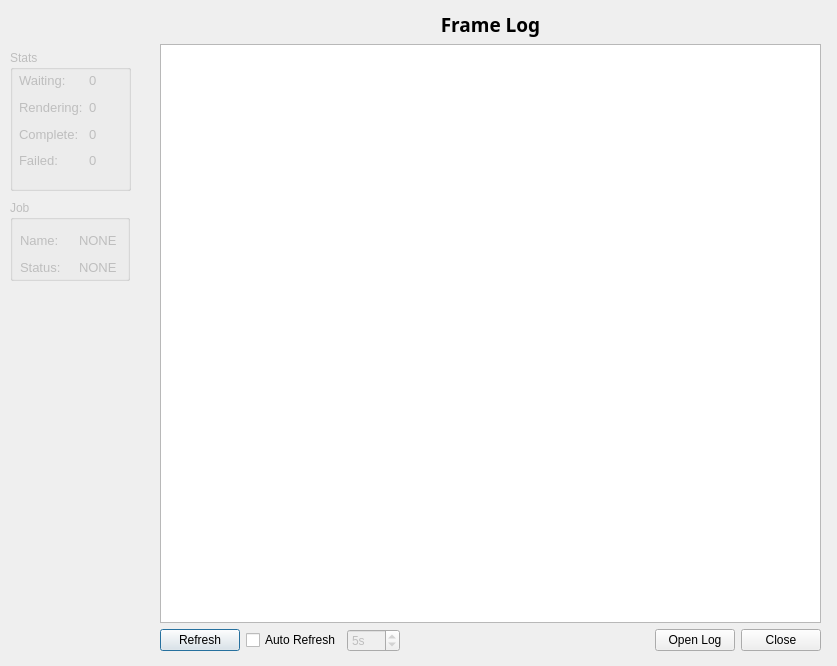
opalmer/pyfarm, file QtDesigner/JobDetails.ui: the form before one commit.
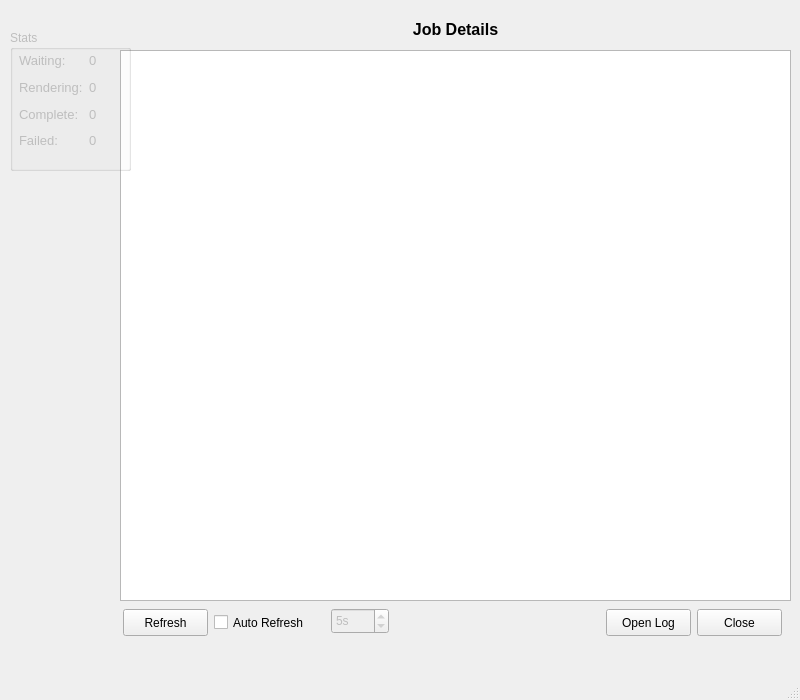
The form after the commit.

Commit message: -Changed layout of JobDetails, widget can now be resized -Changed layout of LogViewer, widget can now be resized -Removed old JobDetails and LogViewer code from CustomWidgets -Began plan on moving log system from memory based to disc based

Patch:
```diff
--- a/QtDesigner/JobDetails.ui
+++ b/QtDesigner/JobDetails.ui
@@ -1,110 +1,54 @@
 <ui version="4.0" >
  <class>JobDetails</class>
- <widget class="QDialog" name="JobDetails" >
-  <property name="geometry" >
+ <widget class="QMainWindow" name="JobDetails">
+  <property name="geometry">
    <rect>
     <x>0</x>
     <y>0</y>
-    <width>837</width>
-    <height>666</height>
+    <width>800</width>
+    <height>700</height>
    </rect>
   </property>
   <property name="windowTitle" >
    <string>Job Details</string>
   </property>
-  <widget class="QGroupBox" name="jobGroupBox" >
-   <property name="enabled" >
-    <bool>false</bool>
-   </property>
-   <property name="geometry" >
+  <widget class="QWidget" name="centralwidget">
+   <widget class="QTableView" name="frameTable">
+    <property name="geometry">
     <rect>
-     <x>10</x>
-     <y>200</y>
-     <width>120</width>
-     <height>81</height>
-    </rect>
-   </property>
-   <property name="title" >
-    <string>Job</string>
-   </property>
-   <widget class="QWidget" name="layoutWidget" >
-    <property name="geometry" >
-     <rect>
-      <x>10</x>
-      <y>30</y>
-      <width>111</width>
-      <height>48</height>
-     </rect>
-    </property>
-    <layout class="QGridLayout" >
-     <item row="0" column="0" >
-      <widget class="QLabel" name="jobDetails_job_status_label" >
-       <property name="font" >
-        <font>
-         <pointsize>10</pointsize>
-        </font>
-       </property>
-       <property name="text" >
-        <string>Name:</string>
-       </property>
-      </widget>
-     </item>
-     <item row="0" column="1" >
-      <widget class="QLabel" name="jobDetails_job_name" >
-       <property name="font" >
-        <font>
-         <pointsize>10</pointsize>
-        </font>
-       </property>
-       <property name="text" >
-        <string>NONE</string>
-       </property>
-      </widget>
-     </item>
-     <item row="1" column="0" >
-      <widget class="QLabel" name="jobDetails_job_name_label" >
-       <property name="font" >
-        <font>
-         <pointsize>10</pointsize>
-        </font>
-       </property>
-       <property name="text" >
-        <string>Status:</string>
-       </property>
-      </widget>
-     </item>
-     <item row="1" column="1" >
-      <widget class="QLabel" name="jobDetails_job_status" >
-       <property name="font" >
-        <font>
-         <pointsize>10</pointsize>
-        </font>
-       </property>
-       <property name="text" >
-        <string>NONE</string>
-       </property>
-      </widget>
-     </item>
-    </layout>
-   </widget>
-  </widget>
-  <widget class="QGroupBox" name="groupBox_2" >
-   <property name="enabled" >
-    <bool>false</bool>
-   </property>
-   <property name="geometry" >
-    <rect>
-     <x>10</x>
+      <x>120</x>
      <y>50</y>
+      <width>671</width>
+      <height>551</height>
+     </rect>
+    </property>
+    <property name="editTriggers">
+     <set>QAbstractItemView::NoEditTriggers</set>
+    </property>
+    <property name="selectionMode">
+     <enum>QAbstractItemView::SingleSelection</enum>
+    </property>
+    <property name="selectionBehavior">
+     <enum>QAbstractItemView::SelectRows</enum>
+    </property>
+   </widget>
+   <widget class="QGroupBox" name="stats">
+    <property name="enabled">
+     <bool>false</bool>
+    </property>
+    <property name="geometry">
+     <rect>
+      <x>10</x>
+      <y>30</y>
      <width>121</width>
      <height>141</height>
     </rect>
    </property>
-   <property name="title" >
+    <property name="title">
     <string>Stats</string>
    </property>
-   <widget class="QWidget" name="layoutWidget_2" >
-    <property name="geometry" >
+    <widget class="QWidget" name="layoutWidget_2">
+     <property name="geometry">
      <rect>
       <x>9</x>
       <y>20</y>
@@ -112,10 +56,10 @@
       <height>101</height>
      </rect>
     </property>
-    <layout class="QGridLayout" >
-     <item row="0" column="0" >
-      <widget class="QLabel" name="label_44" >
-       <property name="font" >
+     <layout class="QGridLayout">
+      <item row="0" column="0">
+       <widget class="QLabel" name="label_44">
+        <property name="font">
         <font>
          <pointsize>10</pointsize>
          <weight>50</weight>
@@ -127,9 +71,9 @@
        </property>
       </widget>
      </item>
-     <item row="0" column="1" >
-      <widget class="QLabel" name="jobs_frames_waiting" >
-       <property name="font" >
+      <item row="0" column="1">
+       <widget class="QLabel" name="jobs_frames_waiting">
+        <property name="font">
         <font>
          <pointsize>10</pointsize>
         </font>
@@ -139,9 +83,9 @@
        </property>
       </widget>
      </item>
-     <item row="1" column="0" >
-      <widget class="QLabel" name="label_28" >
-       <property name="font" >
+      <item row="1" column="0">
+       <widget class="QLabel" name="label_28">
+        <property name="font">
         <font>
          <pointsize>10</pointsize>
          <weight>50</weight>
@@ -153,9 +97,9 @@
        </property>
       </widget>
      </item>
-     <item row="1" column="1" >
-      <widget class="QLabel" name="jobs_frames_rendering" >
-       <property name="font" >
+      <item row="1" column="1">
+       <widget class="QLabel" name="jobs_frames_rendering">
+        <property name="font">
         <font>
          <pointsize>10</pointsize>
         </font>
@@ -165,9 +109,9 @@
        </property>
       </widget>
      </item>
-     <item row="2" column="0" >
-      <widget class="QLabel" name="label_31" >
-       <property name="font" >
+      <item row="2" column="0">
+       <widget class="QLabel" name="label_31">
+        <property name="font">
         <font>
          <pointsize>10</pointsize>
          <weight>50</weight>
@@ -179,9 +123,9 @@
        </property>
       </widget>
      </item>
-     <item row="2" column="1" >
-      <widget class="QLabel" name="jobs_frames_complete" >
-       <property name="font" >
+      <item row="2" column="1">
+       <widget class="QLabel" name="jobs_frames_complete">
+        <property name="font">
         <font>
          <pointsize>10</pointsize>
         </font>
@@ -191,9 +135,9 @@
        </property>
       </widget>
      </item>
-     <item row="3" column="0" >
-      <widget class="QLabel" name="label_32" >
-       <property name="font" >
+      <item row="3" column="0">
+       <widget class="QLabel" name="label_32">
+        <property name="font">
         <font>
          <pointsize>10</pointsize>
          <weight>50</weight>
@@ -205,9 +149,9 @@
        </property>
       </widget>
      </item>
-     <item row="3" column="1" >
-      <widget class="QLabel" name="jobs_frames_failed" >
-       <property name="font" >
+      <item row="3" column="1">
+       <widget class="QLabel" name="jobs_frames_failed">
+        <property name="font">
         <font>
          <pointsize>10</pointsize>
         </font>
@@ -220,69 +164,81 @@
     </layout>
    </widget>
   </widget>
-  <widget class="QWidget" name="layoutWidget" >
-   <property name="geometry" >
+   <widget class="QLabel" name="header">
+    <property name="geometry">
     <rect>
-     <x>160</x>
-     <y>11</y>
-     <width>661</width>
-     <height>641</height>
-    </rect>
-   </property>
-   <layout class="QVBoxLayout" >
-    <item>
-     <widget class="QLabel" name="label" >
-      <property name="font" >
+      <x>120</x>
+      <y>12</y>
+      <width>671</width>
+      <height>35</height>
+     </rect>
+    </property>
+    <property name="font">
        <font>
-        <family>AlArabiya</family>
-        <pointsize>14</pointsize>
+      <pointsize>12</pointsize>
         <weight>75</weight>
         <bold>true</bold>
        </font>
       </property>
-      <property name="text" >
-       <string>Frame Log</string>
-      </property>
-      <property name="alignment" >
+    <property name="text">
+     <string>Job Details</string>
+    </property>
+    <property name="alignment">
        <set>Qt::AlignCenter</set>
       </property>
      </widget>
-    </item>
-    <item>
-     <widget class="QTableView" name="frameTable" >
-      <property name="editTriggers" >
-       <set>QAbstractItemView::NoEditTriggers</set>
-      </property>
-      <property name="selectionMode" >
-       <enum>QAbstractItemView::SingleSelection</enum>
-      </property>
-      <property name="selectionBehavior" >
-       <enum>QAbstractItemView::SelectRows</enum>
-      </property>
-     </widget>
-    </item>
-    <item>
-     <layout class="QHBoxLayout" >
-      <item>
-       <widget class="QPushButton" name="refreshNow" >
-        <property name="text" >
+   <widget class="QPushButton" name="refreshNow">
+    <property name="geometry">
+     <rect>
+      <x>123</x>
+      <y>609</y>
+      <width>85</width>
+      <height>27</height>
+     </rect>
+    </property>
+    <property name="text">
          <string>Refresh</string>
         </property>
        </widget>
-      </item>
-      <item>
-       <widget class="QCheckBox" name="autoRefresh" >
-        <property name="text" >
+   <widget class="QPushButton" name="openLog">
+    <property name="geometry">
+     <rect>
+      <x>606</x>
+      <y>609</y>
+      <width>85</width>
+      <height>27</height>
+     </rect>
+    </property>
+    <property name="text">
+     <string>Open Log</string>
+    </property>
+   </widget>
+   <widget class="QCheckBox" name="autoRefresh">
+    <property name="geometry">
+     <rect>
+      <x>214</x>
+      <y>611</y>
+      <width>111</width>
+      <height>23</height>
+     </rect>
+    </property>
+    <property name="text">
          <string>Auto Refresh</string>
         </property>
        </widget>
-      </item>
-      <item>
-       <widget class="QSpinBox" name="refreshTime" >
-        <property name="enabled" >
+   <widget class="QSpinBox" name="refreshTime">
+    <property name="enabled">
          <bool>false</bool>
         </property>
-        <property name="suffix" >
+    <property name="geometry">
+     <rect>
+      <x>331</x>
+      <y>608</y>
+      <width>58</width>
+      <height>26</height>
+     </rect>
+    </property>
+    <property name="suffix">
          <string>s</string>
         </property>
         <property name="minimum" >
@@ -295,39 +251,40 @@
          <number>5</number>
         </property>
        </widget>
-      </item>
-      <item>
-       <spacer>
-        <property name="orientation" >
-         <enum>Qt::Horizontal</enum>
-        </property>
-        <property name="sizeHint" >
-         <size>
-          <width>188</width>
-          <height>20</height>
-         </size>
-        </property>
-       </spacer>
-      </item>
-      <item>
-       <widget class="QPushButton" name="openLog" >
-        <property name="text" >
-         <string>Open Log</string>
-        </property>
-       </widget>
-      </item>
-      <item>
-       <widget class="QPushButton" name="closeButton" >
-        <property name="text" >
+   <widget class="QPushButton" name="closeButton">
+    <property name="geometry">
+     <rect>
+      <x>697</x>
+      <y>609</y>
+      <width>85</width>
+      <height>27</height>
+     </rect>
+    </property>
+    <property name="text">
          <string>Close</string>
         </property>
        </widget>
-      </item>
-     </layout>
-    </item>
-   </layout>
   </widget>
- </widget>
+  <widget class="QMenuBar" name="menubar">
+   <property name="geometry">
+    <rect>
+     <x>0</x>
+     <y>0</y>
+     <width>800</width>
+     <height>27</height>
+    </rect>
+   </property>
+  </widget>
+  <widget class="QStatusBar" name="statusbar"/>
+ </widget>
+ <tabstops>
+  <tabstop>frameTable</tabstop>
+  <tabstop>refreshNow</tabstop>
+  <tabstop>autoRefresh</tabstop>
+  <tabstop>refreshTime</tabstop>
+  <tabstop>openLog</tabstop>
+  <tabstop>closeButton</tabstop>
+ </tabstops>
  <resources/>
  <connections>
   <connection>
```
Left out of the diff: 39 changed lines with no effect on the pictures. Lines whose indentation alone changed are shown as unchanged. The commit also changes 6 other files.
